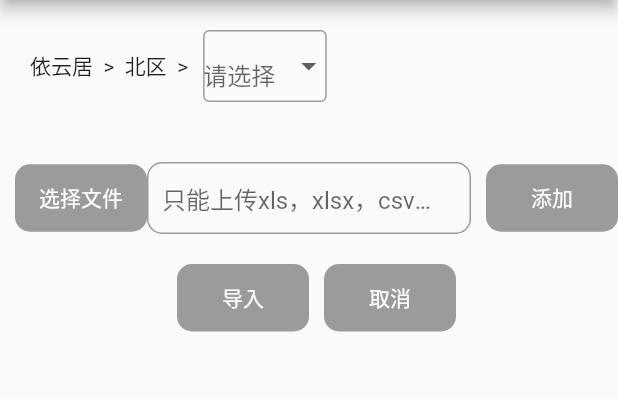
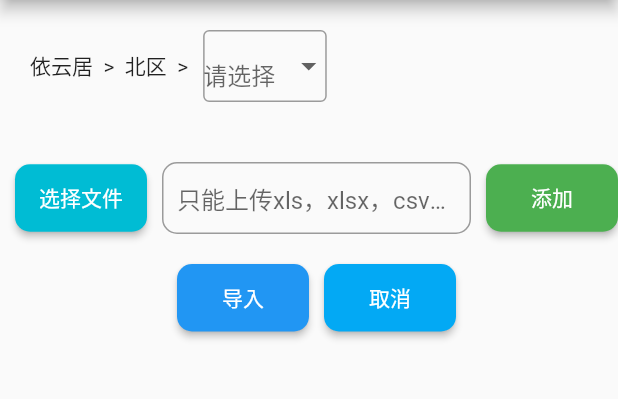
Before and after one commit to liyinggit/flutter_community_web, a Flutter app: the userInfo screen opened by its route, on a phone screen of 412 x 824 dp, the part 84-483 px from its top. Run offline on Flutter 3.47's test engine with Material 2 defaults, Android fonts, the phone set to English and light mode, and no system bars; missing offline and left inert: dart:html; network calls fail.

```diff
--- a/lib/ui/userInfo.dart
+++ b/lib/ui/userInfo.dart
@@ -16,7 +16,6 @@ class _userInfoState extends State<userInfo> {
     final bool isDesktop = isDisplayDesktop(context);
 
     final _media = MediaQuery.of(context).size;
-
     ///选择下拉框
     Widget dropDownArea = Container(
       width: 0.2 * _media.width,
@@ -61,12 +60,19 @@ class _userInfoState extends State<userInfo> {
 
     ///上传文件区域
     Widget uploadArea = Container(
+      alignment: Alignment.center,
       child: Row(
         mainAxisSize: MainAxisSize.min,
         crossAxisAlignment: CrossAxisAlignment.center,
         children: <Widget>[
-          ButtonArea(title: "选择文件",),
-          Expanded(
+          ButtonArea(
+            title: "选择文件",
+            color: Colors.cyan,
+          ),
+          FittedBox(
+            child: Container(
+              margin: EdgeInsets.only(left: 10),
+              width: (isDesktop)?_media.width * 0.3 :_media.width *0.5,
               child: TextField(
                 decoration: InputDecoration(
                     hintText: "只能上传xls，xlsx，csv文件",
@@ -75,7 +81,11 @@ class _userInfoState extends State<userInfo> {
                         borderRadius: BorderRadius.circular(10.0))),
               ),
             ),
-          ButtonArea(title: "添加",)
+          ),
+          ButtonArea(
+            title: "添加",
+            color: Colors.green,
+          )
         ],
       ),
     );
@@ -86,12 +96,17 @@ class _userInfoState extends State<userInfo> {
       child: Row(
         mainAxisSize: MainAxisSize.min,
         children: <Widget>[
-          ButtonArea(title: "导入",),
-          ButtonArea(title: "取消",)
+          ButtonArea(
+            title: "导入",
+            color: Colors.blue,
+          ),
+          ButtonArea(
+            title: "取消",
+            color: Colors.lightBlue,
+          )
         ],
       ),
     );
-
 
     Widget body = Container(
       child: Column(
@@ -149,11 +164,14 @@ class _userInfoState extends State<userInfo> {
 ///button
 class ButtonArea extends StatefulWidget {
   final String title;
+  final Color color;
 
   const ButtonArea({
     Key key,
     @required this.title,
+    @required this.color,
   }) : super(key: key);
+
   @override
   _ButtonAraState createState() => _ButtonAraState();
 }
@@ -165,14 +183,17 @@ class _ButtonAraState extends State<ButtonArea> {
       height: 45.0,
       margin: EdgeInsets.only(left: 10),
       child: RaisedButton(
-        color: Colors.cyan,
+        color: widget.color,
         child: Text(
           widget.title,
           style: new TextStyle(color: Colors.white),
         ),
         //设置按钮圆角
-        shape: RoundedRectangleBorder(
-            borderRadius: BorderRadius.circular(10.0)),
+        shape:
+            RoundedRectangleBorder(borderRadius: BorderRadius.circular(10.0)),
+        onPressed: (){
+
+        },
       ),
     );
   }
--- a/pubspec.yaml
+++ b/pubspec.yaml
@@ -23,6 +23,7 @@ dependencies:
   # The following adds the Cupertino Icons font to your application.
   # Use with the CupertinoIcons class for iOS style icons.
   cupertino_icons: ^0.1.2
+  intl: 0.15.7
 
 dev_dependencies:
   flutter_test:
```
Also changed, not shown: lib/ui/openRecord.dart (+89 -56 lines), pubspec.lock. Lines whose indentation alone changed are shown as unchanged.
